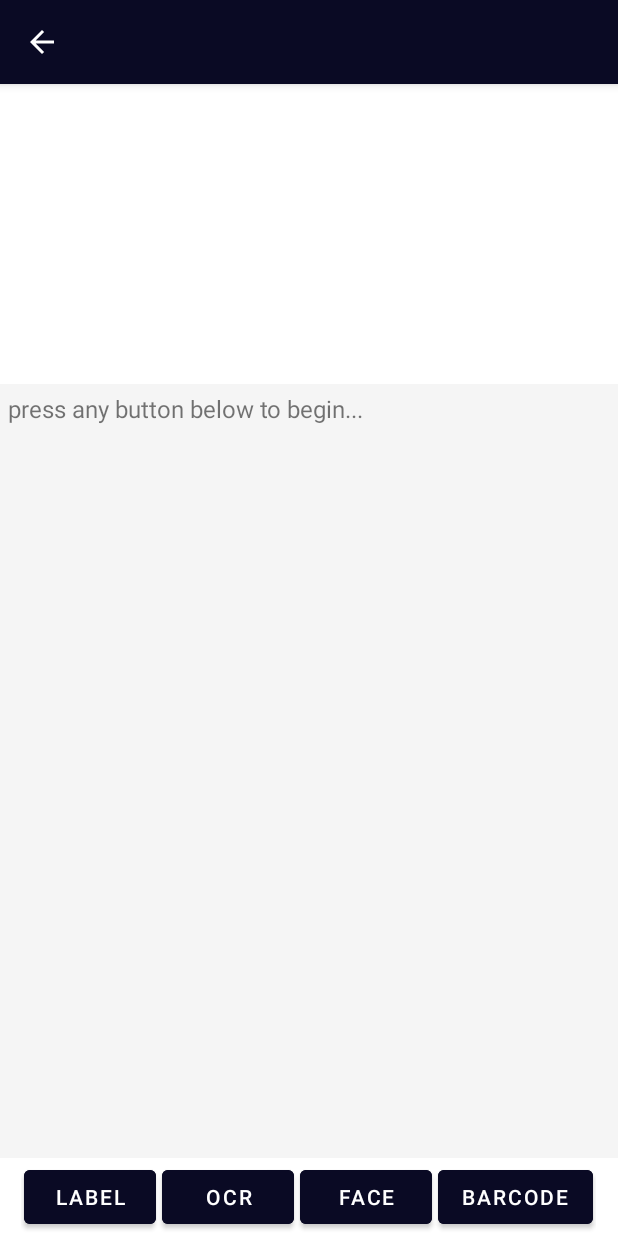
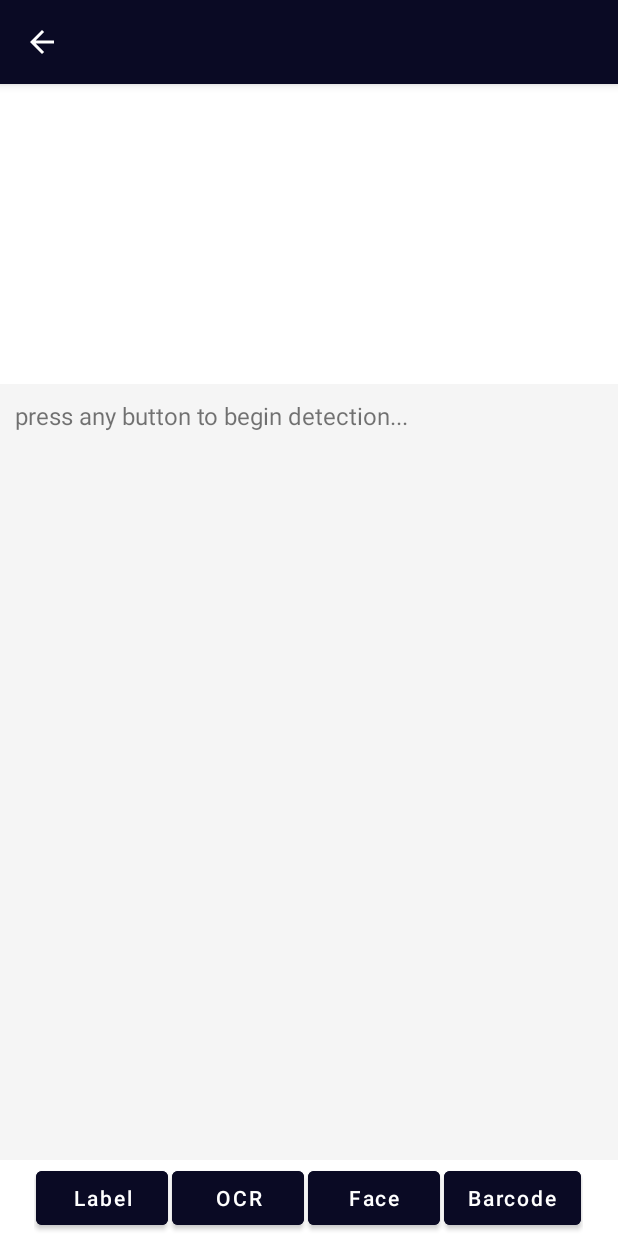
Before and after one commit to baijudodhia/photoml, an Android app: the FirebaseImageML screen opened directly, with no data from a screen before it, on a phone screen of 412 x 824 dp. Run offline under Robolectric (Android 15) with nearby library versions, the phone set to English and light mode, and no system bars; libraries missing offline, so code that uses them is left out: com.github.chrisbanes.photoview; plain views replace PhotoView; 5 statements that could not run were skipped.

Commit message:
Better UI, Android UI Components changed to AndroidX and Material Components, Variables and IDs renamed

```diff
--- a/app/src/main/java/com/baijudodhia/photoml/activity/FirebaseImageML.java
+++ b/app/src/main/java/com/baijudodhia/photoml/activity/FirebaseImageML.java
@@ -4,6 +4,7 @@ import android.content.ClipData;
 import android.content.ClipboardManager;
 import android.content.Context;
 import android.content.Intent;
+import android.content.res.Configuration;
 import android.content.res.Resources;
 import android.graphics.Bitmap;
 import android.graphics.drawable.BitmapDrawable;
@@ -11,8 +12,6 @@ import android.graphics.drawable.ColorDrawable;
 import android.os.Bundle;
 import android.text.method.ScrollingMovementMethod;
 import android.view.View;
-import android.widget.Button;
-import android.widget.TextView;
 
 import androidx.annotation.NonNull;
 import androidx.appcompat.app.AppCompatActivity;
@@ -23,7 +22,9 @@ import com.github.chrisbanes.photoview.PhotoView;
 import com.google.android.gms.tasks.OnFailureListener;
 import com.google.android.gms.tasks.OnSuccessListener;
 import com.google.android.gms.tasks.Task;
+import com.google.android.material.button.MaterialButton;
 import com.google.android.material.snackbar.Snackbar;
+import com.google.android.material.textview.MaterialTextView;
 import com.google.firebase.ml.vision.FirebaseVision;
 import com.google.firebase.ml.vision.barcode.FirebaseVisionBarcode;
 import com.google.firebase.ml.vision.barcode.FirebaseVisionBarcodeDetector;
@@ -40,12 +41,12 @@ import java.util.ArrayList;
 import java.util.List;
 
 public class FirebaseImageML extends AppCompatActivity {
-    public static float deviceWidth = Resources.getSystem().getDisplayMetrics().widthPixels;
-    public static float deviceHeight = Resources.getSystem().getDisplayMetrics().heightPixels;
-    String imagePath;
-    PhotoView photoView;
-    TextView textView;
-    Button label, ocr, face, barcode;
+    public static float sf_DeviceWidth = Resources.getSystem().getDisplayMetrics().widthPixels;
+    public static float sf_DeviceHeight = Resources.getSystem().getDisplayMetrics().heightPixels;
+    String s_ImagePath;
+    PhotoView pv_PhotoPreview;
+    MaterialTextView mTextView;
+    MaterialButton mbtn_LabelDetection, mbtn_OcrDetection, mbtn_FaceDetection, mbtn_BarcodeDetection;
 
     @Override
     protected void onCreate(Bundle savedInstanceState) {
@@ -58,47 +59,47 @@ public class FirebaseImageML extends AppCompatActivity {
         getSupportActionBar().setDisplayHomeAsUpEnabled(true);
 
         Intent intent = getIntent();
-        imagePath = intent.getExtras().getString("imagePath");
-        textView = findViewById(R.id.result);
-        photoView = findViewById(R.id.photoView);
-        label = findViewById(R.id.btn_label);
-        ocr = findViewById(R.id.btn_ocr);
-        face = findViewById(R.id.btn_face);
-        barcode = findViewById(R.id.btn_barcode);
+        s_ImagePath = intent.getExtras().getString("s_ImagePath");
+        mTextView = findViewById(R.id.mtv_firebaseimageml_results);
+        pv_PhotoPreview = findViewById(R.id.pv_firebaseimageml);
+        mbtn_LabelDetection = findViewById(R.id.mbtn_firebaseimageml_label);
+        mbtn_OcrDetection = findViewById(R.id.mbtn_firebaseimageml_ocr);
+        mbtn_FaceDetection = findViewById(R.id.mbtn_firebaseimageml_face);
+        mbtn_BarcodeDetection = findViewById(R.id.mbtn_firebaseimageml_barcode);
 
-        if (deviceHeight > deviceWidth) {
-            float screenRatio = deviceWidth / deviceHeight;
-            float photoViewHeight = deviceWidth * screenRatio;
-            photoView.getLayoutParams().height = (int) photoViewHeight;
-            photoView.requestLayout();
+        if (getResources().getConfiguration().orientation == Configuration.ORIENTATION_PORTRAIT) {
+            float screenRatio = sf_DeviceWidth / sf_DeviceHeight;
+            float photoViewHeight = sf_DeviceWidth * screenRatio;
+            pv_PhotoPreview.getLayoutParams().height = (int) photoViewHeight;
+            pv_PhotoPreview.requestLayout();
         }
 
         Glide.with(this)
-                .load(imagePath)
-                .into(photoView);
+                .load(s_ImagePath)
+                .into(pv_PhotoPreview);
 
-        label.setOnClickListener(new View.OnClickListener() {
+        mbtn_LabelDetection.setOnClickListener(new View.OnClickListener() {
             public void onClick(View v) {
                 // Code here executes on main thread after user presses button
                 LabelDetection();
             }
         });
 
-        ocr.setOnClickListener(new View.OnClickListener() {
+        mbtn_OcrDetection.setOnClickListener(new View.OnClickListener() {
             public void onClick(View v) {
                 // Code here executes on main thread after user presses button
                 OCRDetection();
             }
         });
 
-        face.setOnClickListener(new View.OnClickListener() {
+        mbtn_FaceDetection.setOnClickListener(new View.OnClickListener() {
             public void onClick(View v) {
                 // Code here executes on main thread after user presses button
                 FaceDetection();
             }
         });
 
-        barcode.setOnClickListener(new View.OnClickListener() {
+        mbtn_BarcodeDetection.setOnClickListener(new View.OnClickListener() {
             public void onClick(View v) {
                 // Code here executes on main thread after user presses button
                 BarcodeDetection();
@@ -108,21 +109,21 @@ public class FirebaseImageML extends AppCompatActivity {
 
     //Show result of Firebase ML-Kit detection in TextView
     public void ShowDetection(final String title, final StringBuilder builder) {
-        textView.setText(null);
-        textView.setMovementMethod(new ScrollingMovementMethod());
+        mTextView.setText(null);
+        mTextView.setMovementMethod(new ScrollingMovementMethod());
         if (builder.length() != 0) {
-            textView.append(builder);
+            mTextView.append(builder);
         } else {
-            textView.append(title.substring(0, title.indexOf(' ')) + " detector didn't find anything!");
+            mTextView.append(title.substring(0, title.indexOf(' ')) + " detector didn't find anything!");
         }
         if (builder.length() != 0) {
-            textView.append("\n(hold the text to copy it!)");
-            textView.setOnLongClickListener(new View.OnLongClickListener() {
+            mTextView.append("\n(hold the text to copy it!)");
+            mTextView.setOnLongClickListener(new View.OnLongClickListener() {
                 public boolean onLongClick(View view) {
                     ClipboardManager clipboard = (ClipboardManager) getSystemService(Context.CLIPBOARD_SERVICE);
                     ClipData clip = ClipData.newPlainText(title, builder);
                     clipboard.setPrimaryClip(clip);
-                    Snackbar.make(findViewById(R.id.result), "Copied!", 500).show();
+                    Snackbar.make(findViewById(R.id.mtv_firebaseimageml_results), "Copied!", 500).show();
                     return true;
                 }
             });
@@ -131,10 +132,10 @@ public class FirebaseImageML extends AppCompatActivity {
 
     //Label Detection
     public void LabelDetection() {
-        textView.setText("label loading...");
+        mTextView.setText("label loading...");
         final StringBuilder builder = new StringBuilder();
         final ArrayList<String> labeltext = new ArrayList<String>();
-        BitmapDrawable drawable = (BitmapDrawable) photoView.getDrawable();
+        BitmapDrawable drawable = (BitmapDrawable) pv_PhotoPreview.getDrawable();
         Bitmap bitmap = drawable.getBitmap();
         FirebaseVisionImage image = FirebaseVisionImage.fromBitmap(bitmap);
         FirebaseVisionImageLabeler labeler = FirebaseVision.getInstance().getOnDeviceImageLabeler();
@@ -176,9 +177,9 @@ public class FirebaseImageML extends AppCompatActivity {
     }
 
     public void OCRDetection() {
-        textView.setText("ocr loading...");
+        mTextView.setText("ocr loading...");
         final StringBuilder builder = new StringBuilder();
-        BitmapDrawable drawable = (BitmapDrawable) photoView.getDrawable();
+        BitmapDrawable drawable = (BitmapDrawable) pv_PhotoPreview.getDrawable();
         Bitmap bitmap = drawable.getBitmap();
         FirebaseVisionImage image = FirebaseVisionImage.fromBitmap(bitmap);
         FirebaseVisionTextRecognizer detector = FirebaseVision.getInstance().getOnDeviceTextRecognizer();
@@ -231,9 +232,9 @@ public class FirebaseImageML extends AppCompatActivity {
 
     //Face Detection
     public void FaceDetection() {
-        textView.setText("face loading...");
+        mTextView.setText("face loading...");
         final StringBuilder builder = new StringBuilder();
-        BitmapDrawable drawable = (BitmapDrawable) photoView.getDrawable();
+        BitmapDrawable drawable = (BitmapDrawable) pv_PhotoPreview.getDrawable();
         Bitmap bitmap = drawable.getBitmap();
         FirebaseVisionImage image = FirebaseVisionImage.fromBitmap(bitmap);
         FirebaseVisionFaceDetectorOptions highAccuracyOpts =
@@ -303,9 +304,9 @@ public class FirebaseImageML extends AppCompatActivity {
 
     //Barcode Detection
     public void BarcodeDetection() {
-        textView.setText("barcode loading...");
+        mTextView.setText("barcode loading...");
         final StringBuilder builder = new StringBuilder();
-        BitmapDrawable drawable = (BitmapDrawable) photoView.getDrawable();
+        BitmapDrawable drawable = (BitmapDrawable) pv_PhotoPreview.getDrawable();
         Bitmap bitmap = drawable.getBitmap();
         FirebaseVisionImage image = FirebaseVisionImage.fromBitmap(bitmap);
         FirebaseVisionBarcodeDetector detector = FirebaseVision.getInstance().getVisionBarcodeDetector();
--- a/app/src/main/java/com/baijudodhia/photoml/activity/MainActivity.java
+++ b/app/src/main/java/com/baijudodhia/photoml/activity/MainActivity.java
@@ -14,7 +14,7 @@ import com.baijudodhia.photoml.R;
 import com.google.firebase.FirebaseApp;
 
 public class MainActivity extends AppCompatActivity {
-    public final static int PERMISSIONS_REQUEST_READ_EXTERNAL_STORAGE = 1;
+    public final static int s_PERMISSIONS_REQUEST_READ_EXTERNAL_STORAGE = 1;
 
     @Override
     protected void onCreate(Bundle savedInstanceState) {
@@ -34,7 +34,7 @@ public class MainActivity extends AppCompatActivity {
             // Should we show an explanation?
             if (ActivityCompat.shouldShowRequestPermissionRationale(MainActivity.this, Manifest.permission.READ_EXTERNAL_STORAGE)) {
                 // Explain request for permission and try again
-                ActivityCompat.requestPermissions(MainActivity.this, new String[]{Manifest.permission.READ_EXTERNAL_STORAGE}, PERMISSIONS_REQUEST_READ_EXTERNAL_STORAGE);
+                ActivityCompat.requestPermissions(MainActivity.this, new String[]{Manifest.permission.READ_EXTERNAL_STORAGE}, s_PERMISSIONS_REQUEST_READ_EXTERNAL_STORAGE);
                 new Handler().postDelayed(new Runnable() {
                     @Override
                     public void run() {
@@ -44,7 +44,7 @@ public class MainActivity extends AppCompatActivity {
                 }, WELCOME_SCREEN_TIMEOUT);
             } else {
                 // Request the permission
-                ActivityCompat.requestPermissions(MainActivity.this, new String[]{Manifest.permission.READ_EXTERNAL_STORAGE}, PERMISSIONS_REQUEST_READ_EXTERNAL_STORAGE);
+                ActivityCompat.requestPermissions(MainActivity.this, new String[]{Manifest.permission.READ_EXTERNAL_STORAGE}, s_PERMISSIONS_REQUEST_READ_EXTERNAL_STORAGE);
                 new Handler().postDelayed(new Runnable() {
                     @Override
                     public void run() {
--- a/app/src/main/res/layout-land/activity_firebaseimageml.xml
+++ b/app/src/main/res/layout-land/activity_firebaseimageml.xml
@@ -1,5 +1,6 @@
 <?xml version="1.0" encoding="utf-8"?>
 <LinearLayout xmlns:android="http://schemas.android.com/apk/res/android"
+    xmlns:app="http://schemas.android.com/apk/res-auto"
     android:layout_width="match_parent"
     android:layout_height="match_parent"
     android:gravity="center"
@@ -7,67 +8,94 @@
     android:weightSum="100">
 
     <com.github.chrisbanes.photoview.PhotoView
-        android:id="@+id/photoView"
+        android:id="@+id/pv_firebaseimageml"
         android:layout_width="match_parent"
         android:layout_height="match_parent"
-        android:layout_weight="50" />
+        android:layout_centerHorizontal="true"
+        android:layout_centerVertical="true"
+        android:layout_weight="50"
+        android:contentDescription="Photo" />
 
-    <TextView
-        android:id="@+id/result"
+    <com.google.android.material.textview.MaterialTextView
+        android:id="@+id/mtv_firebaseimageml_results"
         android:layout_width="match_parent"
         android:layout_height="match_parent"
         android:layout_weight="50"
+        android:autoLink="all|web|map|email"
         android:background="@color/whitesmoke"
+        android:contentDescription="Firebase ML-Kit Detection Results"
         android:isScrollContainer="true"
-        android:padding="5dp"
+        android:linksClickable="true"
+        android:padding="10dp"
         android:scrollbars="vertical"
-        android:text="press any button below to begin..."
+        android:text="press any button to begin detection..."
+        android:textColorLink="@color/defaultLinkColor"
         android:textSize="16dp" />
 
     <HorizontalScrollView
-        android:id="@+id/scroll_btns"
         android:layout_width="wrap_content"
-        android:layout_height="wrap_content"
+        android:layout_height="match_parent"
         android:layout_centerHorizontal="true"
         android:layout_weight="0">
 
         <LinearLayout
             android:layout_width="match_parent"
-            android:layout_height="wrap_content"
+            android:layout_height="match_parent"
             android:gravity="center"
-            android:orientation="vertical">
+            android:orientation="vertical"
+            android:padding="3dp">
 
-            <Button
-                android:id="@+id/btn_label"
+            <com.google.android.material.button.MaterialButton
+                android:id="@+id/mbtn_firebaseimageml_label"
                 android:layout_width="match_parent"
                 android:layout_height="wrap_content"
-                android:layout_margin="3dp"
                 android:backgroundTint="@color/colorPrimaryDark"
-                android:text="Label" />
+                android:contentDescription="Label Detection using Firebase ML-Kit"
+                android:text="Label"
+                android:textAlignment="center"
+                android:textAllCaps="false"
+                android:textColor="@android:color/white"
+                android:textStyle="normal"
+                app:backgroundTint="@color/colorPrimaryDark" />
 
-            <Button
-                android:id="@+id/btn_ocr"
+            <com.google.android.material.button.MaterialButton
+                android:id="@+id/mbtn_firebaseimageml_ocr"
                 android:layout_width="match_parent"
                 android:layout_height="wrap_content"
-                android:layout_margin="3dp"
                 android:backgroundTint="@color/colorPrimaryDark"
-                android:text="OCR" />
+                android:contentDescription="Text Recognition using Firebase ML-Kit"
+                android:text="OCR"
+                android:textAlignment="center"
+                android:textAllCaps="false"
+                android:textColor="@android:color/white"
+                android:textStyle="normal"
+                app:backgroundTint="@color/colorPrimaryDark" />
 
-            <Button
-                android:id="@+id/btn_face"
+            <com.google.android.material.button.MaterialButton
+                android:id="@+id/mbtn_firebaseimageml_face"
                 android:layout_width="match_parent"
                 android:layout_height="wrap_content"
-                android:layout_margin="3dp"
                 android:backgroundTint="@color/colorPrimaryDark"
-                android:text="Face" />
+                android:contentDescription="Face Detection using Firebase ML-Kit"
+                android:text="Face"
+                android:textAlignment="center"
+                android:textAllCaps="false"
+                android:textColor="@android:color/white"
+                android:textStyle="normal"
+                app:backgroundTint="@color/colorPrimaryDark" />
 
-            <Button
-                android:id="@+id/btn_barcode"
+            <com.google.android.material.button.MaterialButton
+                android:id="@+id/mbtn_firebaseimageml_barcode"
                 android:layout_width="match_parent"
                 android:layout_height="wrap_content"
-                android:layout_margin="3dp"
                 android:backgroundTint="@color/colorPrimaryDark"
-                android:text="Barcode" />
+                android:contentDescription="Barcode Detection using Firebase ML-Kit"
+                android:text="Barcode"
+                android:textAlignment="center"
+                android:textAllCaps="false"
+                android:textColor="@android:color/white"
+                android:textStyle="normal"
+                app:backgroundTint="@color/colorPrimaryDark" />
         </LinearLayout>
     </HorizontalScrollView>
 </LinearLayout>
--- a/app/src/main/res/layout/activity_firebaseimageml.xml
+++ b/app/src/main/res/layout/activity_firebaseimageml.xml
@@ -1,31 +1,38 @@
 <?xml version="1.0" encoding="utf-8"?>
 <LinearLayout xmlns:android="http://schemas.android.com/apk/res/android"
+    xmlns:app="http://schemas.android.com/apk/res-auto"
     android:layout_width="match_parent"
     android:layout_height="match_parent"
     android:gravity="center"
     android:orientation="vertical">
 
     <com.github.chrisbanes.photoview.PhotoView
-        android:id="@+id/photoView"
+        android:id="@+id/pv_firebaseimageml"
         android:layout_width="match_parent"
-        android:layout_height="200dp" />
+        android:layout_height="200dp"
+        android:layout_centerHorizontal="true"
+        android:layout_centerVertical="true"
+        android:contentDescription="Photo" />
 
-    <TextView
-        android:id="@+id/result"
+    <com.google.android.material.textview.MaterialTextView
+        android:id="@+id/mtv_firebaseimageml_results"
         android:layout_width="match_parent"
         android:layout_height="wrap_content"
         android:layout_weight="1"
+        android:autoLink="all|web|map|email"
         android:background="@color/whitesmoke"
+        android:contentDescription="Firebase ML-Kit Detection Results"
         android:isScrollContainer="true"
-        android:padding="5dp"
+        android:padding="10dp"
         android:scrollbars="vertical"
-        android:text="press any button below to begin..."
+        android:text="press any button to begin detection..."
+        android:textColorLink="@color/defaultLinkColor"
         android:textSize="16dp" />
 
     <HorizontalScrollView
         android:layout_width="wrap_content"
         android:layout_height="wrap_content"
-        android:layout_centerHorizontal="true">
+        android:layout_gravity="center">
 
         <LinearLayout
             android:layout_width="match_parent"
@@ -33,37 +40,61 @@
             android:gravity="center"
             android:orientation="horizontal">
 
-            <Button
-                android:id="@+id/btn_label"
+            <com.google.android.material.button.MaterialButton
+                android:id="@+id/mbtn_firebaseimageml_label"
                 android:layout_width="wrap_content"
                 android:layout_height="wrap_content"
-                android:layout_margin="2dp"
+                android:layout_margin="1dp"
                 android:backgroundTint="@color/colorPrimaryDark"
-                android:text="Label" />
+                android:contentDescription="Label Detection using Firebase ML-Kit"
+                android:text="Label"
+                android:textAlignment="center"
+                android:textAllCaps="false"
+                android:textColor="@android:color/white"
+                android:textStyle="normal"
+                app:backgroundTint="@color/colorPrimaryDark" />
 
-            <Button
-                android:id="@+id/btn_ocr"
+            <com.google.android.material.button.MaterialButton
+                android:id="@+id/mbtn_firebaseimageml_ocr"
                 android:layout_width="wrap_content"
                 android:layout_height="wrap_content"
-                android:layout_margin="2dp"
+                android:layout_margin="1dp"
                 android:backgroundTint="@color/colorPrimaryDark"
-                android:text="OCR" />
+                android:contentDescription="Text Recognition using Firebase ML-Kit"
+                android:text="OCR"
+                android:textAlignment="center"
+                android:textAllCaps="false"
+                android:textColor="@android:color/white"
+                android:textStyle="normal"
+                app:backgroundTint="@color/colorPrimaryDark" />
 
-            <Button
-                android:id="@+id/btn_face"
+            <com.google.android.material.button.MaterialButton
+                android:id="@+id/mbtn_firebaseimageml_face"
                 android:layout_width="wrap_content"
                 android:layout_height="wrap_content"
-                android:layout_margin="2dp"
+                android:layout_margin="1dp"
                 android:backgroundTint="@color/colorPrimaryDark"
-                android:text="Face" />
+                android:contentDescription="Face Detection using Firebase ML-Kit"
+                android:text="Face"
+                android:textAlignment="center"
+                android:textAllCaps="false"
+                android:textColor="@android:color/white"
+                android:textStyle="normal"
+                app:backgroundTint="@color/colorPrimaryDark" />
 
-            <Button
-                android:id="@+id/btn_barcode"
+            <com.google.android.material.button.MaterialButton
+                android:id="@+id/mbtn_firebaseimageml_barcode"
                 android:layout_width="wrap_content"
                 android:layout_height="wrap_content"
-                android:layout_margin="2dp"
+                android:layout_margin="1dp"
                 android:backgroundTint="@color/colorPrimaryDark"
-                android:text="Barcode" />
+                android:contentDescription="Barcode Detection using Firebase ML-Kit"
+                android:text="Barcode"
+                android:textAlignment="center"
+                android:textAllCaps="false"
+                android:textColor="@android:color/white"
+                android:textStyle="normal"
+                app:backgroundTint="@color/colorPrimaryDark" />
         </LinearLayout>
     </HorizontalScrollView>
 </LinearLayout>
--- a/app/src/main/res/layout/activity_fullimage.xml
+++ b/app/src/main/res/layout/activity_fullimage.xml
@@ -6,12 +6,11 @@
     tools:context=".activity.FullImage">
 
     <com.github.chrisbanes.photoview.PhotoView
-        android:id="@+id/fullimage"
+        android:id="@+id/pv_fullimage"
         android:layout_width="match_parent"
         android:layout_height="match_parent"
         android:layout_centerHorizontal="true"
         android:layout_centerVertical="true"
-        android:scaleType="centerInside"
+        android:contentDescription="Full Photo View"
         android:src="@color/colorPrimaryDark" />
-
 </RelativeLayout>
--- a/app/src/main/res/layout/adapter_imagegallery.xml
+++ b/app/src/main/res/layout/adapter_imagegallery.xml
@@ -5,11 +5,10 @@
     android:orientation="horizontal"
     android:padding="0.1dp">
 
-    <ImageView
-        android:id="@+id/Adapter_ImageViewItem"
+    <androidx.appcompat.widget.AppCompatImageView
+        android:id="@+id/iv_adapter_imagegallery"
         android:layout_width="match_parent"
         android:layout_height="match_parent"
         android:gravity="center"
         android:scaleType="centerCrop" />
-
 </RelativeLayout>
--- a/app/src/main/res/menu/menu_actionbar_fullimage.xml
+++ b/app/src/main/res/menu/menu_actionbar_fullimage.xml
@@ -3,6 +3,7 @@
     xmlns:app="http://schemas.android.com/apk/res-auto">
     <item
         android:id="@+id/menu_actionbar_firebaseimageml"
+        android:contentDescription="Firebase Image ML"
         android:icon="@mipmap/firebasemlkit_foreground"
         android:orderInCategory="0"
         android:title="Firebase Image ML"
```
Also changed, not shown: app/src/main/java/com/baijudodhia/photoml/activity/FullImage.java (+13 -12 lines), app/src/main/java/com/baijudodhia/photoml/activity/ImageGallery.java (+22 -23 lines), app/src/main/java/com/baijudodhia/photoml/adapters/ImageGalleryAdapter.java (+4 -4 lines), app/src/main/res/layout/activity_imagegallery.xml (+4 -7 lines), app/src/main/res/layout/activity_main.xml (+9 -3 lines).
